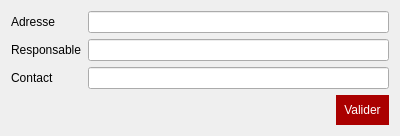
Above: ajouterpointdevente.ui from faugan2/star-grace before the change. Below: the same form after it.
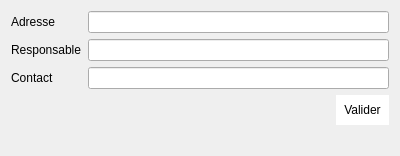
That is the form after the change.

```diff
--- a/ajouterpointdevente.ui
+++ b/ajouterpointdevente.ui
@@ -7,7 +7,7 @@
     <x>0</x>
     <y>0</y>
     <width>400</width>
-    <height>123</height>
+    <height>148</height>
    </rect>
   </property>
   <property name="minimumSize">
@@ -72,10 +72,10 @@
      <item>
       <widget class="QPushButton" name="pushButton">
        <property name="styleSheet">
-        <string notr="true">background-color:rgb(170,0,0);
+        <string notr="true">background-color:white;
 border:none;
 padding:8;
-color:white;</string>
+color:black;</string>
        </property>
        <property name="text">
         <string>Valider</string>
@@ -84,6 +84,13 @@
      </item>
     </layout>
    </item>
+   <item>
+    <widget class="QLabel" name="alerte">
+     <property name="text">
+      <string/>
+     </property>
+    </widget>
+   </item>
   </layout>
  </widget>
  <resources/>
```
Left out of the diff: 6 changed lines with no effect on the pictures.
